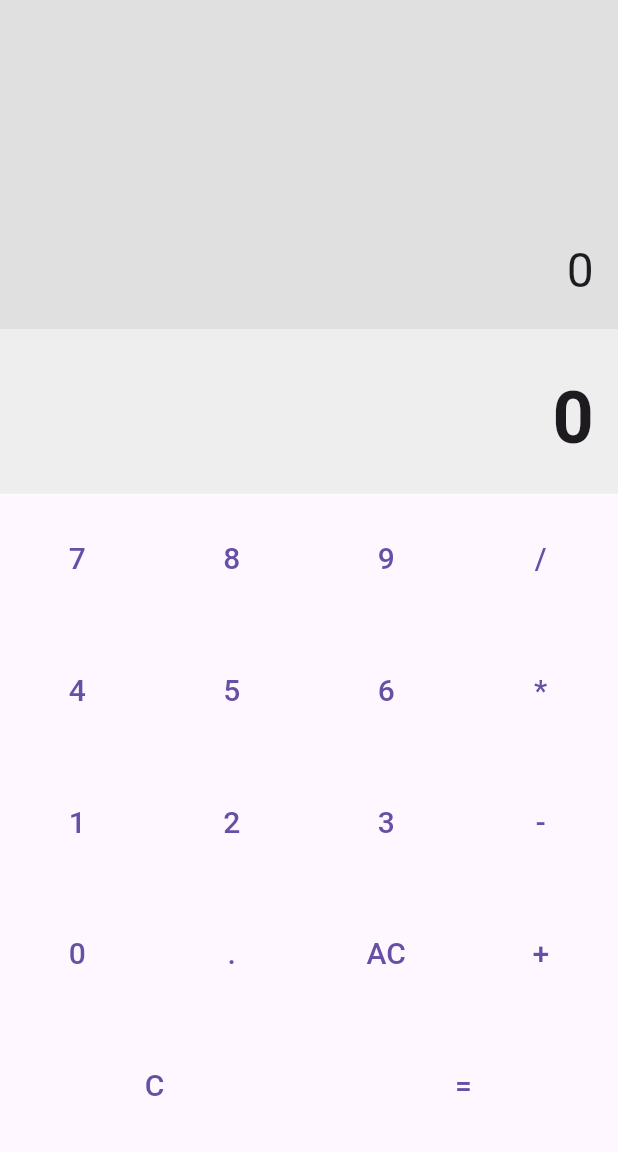
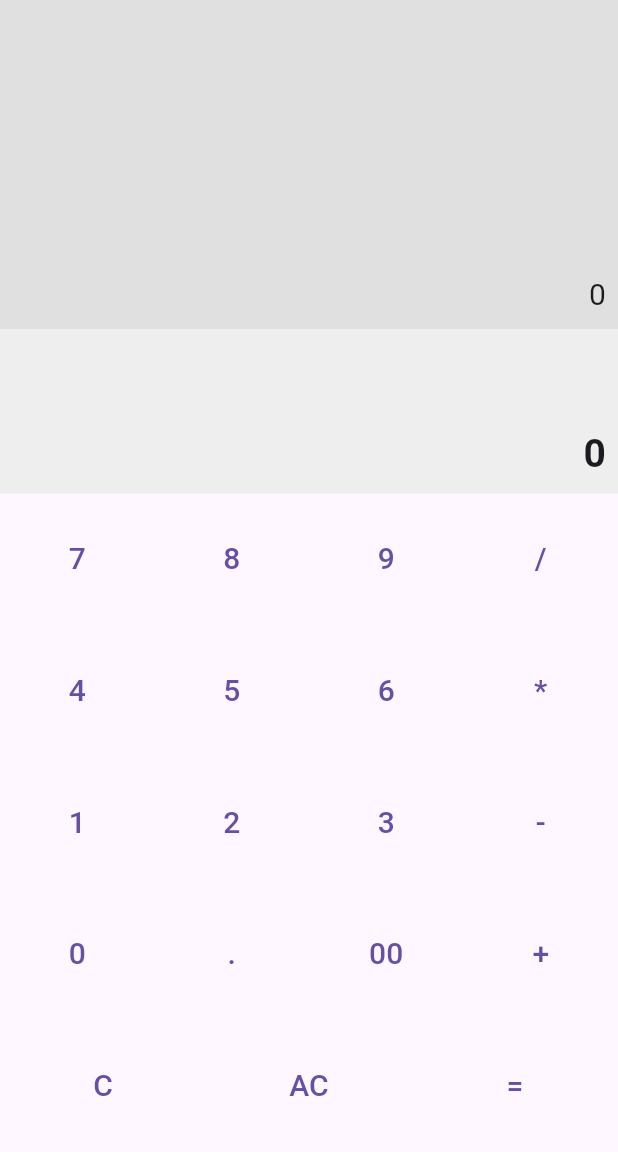
Before and after one commit to Chenade/42_Mobile-Piscine, a Flutter app: the screen it shows after launch, on a phone screen of 412 x 824 dp, the part 84-1236 px from its top. Run offline on Flutter 3.47's test engine with Material 3 defaults, Android fonts, the phone set to English and light mode, and no system bars; generated files the repository leaves out were written again.

Commit message:
adjust the coding

```diff
--- a/mobileModule00/ex02/lib/main.dart
+++ b/mobileModule00/ex02/lib/main.dart
@@ -90,24 +90,24 @@ class _CalculatorPageState extends State<CalculatorPage> {
           Expanded(
             flex: 2,
             child: Container(
-              padding: const EdgeInsets.all(16),
+              padding: const EdgeInsets.all(8),
               color: Colors.grey[300],
               alignment: Alignment.bottomRight,
               child: Text(
                 expression,
-                style: const TextStyle(fontSize: 32),
+                style: const TextStyle(fontSize: 20),
               ),
             ),
           ),
           Expanded(
             flex: 1,
             child: Container(
-              padding: const EdgeInsets.all(16),
+              padding: const EdgeInsets.all(8),
               color: Colors.grey[200],
               alignment: Alignment.bottomRight,
               child: Text(
                 result,
-                style: const TextStyle(fontSize: 48, fontWeight: FontWeight.bold),
+                style: const TextStyle(fontSize: 26, fontWeight: FontWeight.bold),
               ),
             ),
           ),
@@ -154,7 +154,7 @@ class _CalculatorPageState extends State<CalculatorPage> {
                     children: <Widget>[
                       buildButton('0'),
                       buildButton('.'),
-                      buildButton('AC'),
+                      buildButton('00'),
                       buildButton('+'),
                     ],
                   ),
@@ -164,6 +164,7 @@ class _CalculatorPageState extends State<CalculatorPage> {
                     crossAxisAlignment: CrossAxisAlignment.stretch,
                     children: <Widget>[
                       buildButton('C'),
+                      buildButton('AC'),
                       buildButton('='),
                     ],
                   ),
```
